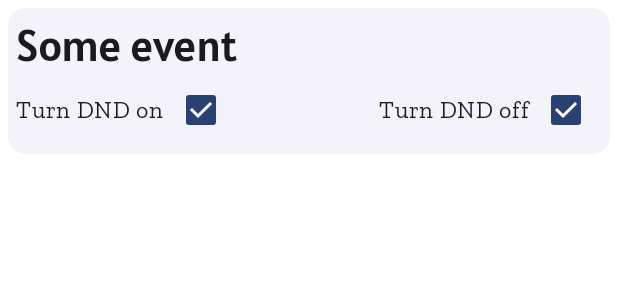
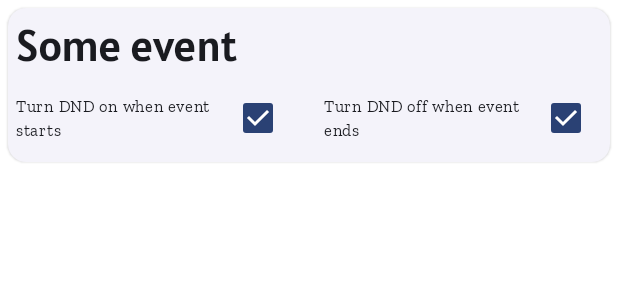
Before and after one commit to EvgenSuit/SilentSync, an Android app built with Jetpack Compose: the @Preview function UpcomingEventComponentPreview, on a phone screen of 412 x 824 dp. Shown: the top 300 px of the screen. Run offline under Robolectric (Android 15) with nearby library versions, the phone set to English and light mode, and no system bars; our stand-ins replace Room's generated code; libraries missing offline, so code that uses them is left out: com.example.compose.

Commit message:
implemented more user-friendly labels for upcoming events dnd toggle

```diff
--- a/feature/dndCalendar/src/main/java/com/suit/feature/dndcalendar/presentation/ui/components/UpcomingEventComponent.kt
+++ b/feature/dndCalendar/src/main/java/com/suit/feature/dndcalendar/presentation/ui/components/UpcomingEventComponent.kt
@@ -3,9 +3,13 @@ package com.suit.feature.dndcalendar.presentation.ui.components
 import androidx.annotation.StringRes
 import androidx.compose.foundation.layout.Arrangement
 import androidx.compose.foundation.layout.Column
+import androidx.compose.foundation.layout.IntrinsicSize
 import androidx.compose.foundation.layout.Row
+import androidx.compose.foundation.layout.Spacer
 import androidx.compose.foundation.layout.fillMaxWidth
 import androidx.compose.foundation.layout.padding
+import androidx.compose.foundation.layout.width
+import androidx.compose.foundation.layout.wrapContentWidth
 import androidx.compose.material3.Checkbox
 import androidx.compose.material3.ElevatedCard
 import androidx.compose.material3.MaterialTheme
@@ -35,6 +39,7 @@ fun UpcomingEventComponent(
             .testTag("UpcomingEventId: ${event.id}")
     ) {
         Column(
+            verticalArrangement = Arrangement.spacedBy(5.dp),
             modifier = Modifier
                 .fillMaxWidth()
                 .padding(5.dp)
@@ -44,18 +49,20 @@ fun UpcomingEventComponent(
 
             Row(
                 verticalAlignment = Alignment.CenterVertically,
-                horizontalArrangement = Arrangement.SpaceBetween,
+                horizontalArrangement = Arrangement.spacedBy(20.dp),
                 modifier = Modifier.fillMaxWidth()
             ) {
                 UpcomingEventCheckbox(
                     stringId = R.string.turn_dnd_on,
                     checked = event.scheduleDndOn,
-                    onClick = { onDndOnClick(event.id, it) }
+                    onClick = { onDndOnClick(event.id, it) },
+                    modifier = Modifier.weight(1f)
                 )
                 UpcomingEventCheckbox(
                     stringId = R.string.turn_dnd_off,
                     checked = event.scheduleDndOff,
                     onClick = { onDndOffClick(event.id, it) },
+                    modifier = Modifier.weight(1f)
                 )
             }
         }
@@ -66,15 +73,21 @@ fun UpcomingEventComponent(
 private fun UpcomingEventCheckbox(
     @StringRes stringId: Int,
     checked: Boolean,
-    onClick: (Boolean) -> Unit
+    onClick: (Boolean) -> Unit,
+    modifier: Modifier
 ) {
     Row(
-        verticalAlignment = Alignment.CenterVertically
+        verticalAlignment = Alignment.CenterVertically,
+        modifier = modifier
     ) {
-        Text(stringResource(stringId))
+        Text(
+            stringResource(stringId),
+            modifier = Modifier.weight(1f),
+            style = MaterialTheme.typography.labelSmall
+        )
         Checkbox(
             checked = checked,
-            onCheckedChange = onClick
+            onCheckedChange = onClick,
         )
     }
 }
--- a/feature/dndCalendar/src/main/res/values/strings.xml
+++ b/feature/dndCalendar/src/main/res/values/strings.xml
@@ -17,6 +17,6 @@
 
     <string name="upcoming_events">Upcoming events</string>
     <string name="nothing_here_yet">Nothing here yet</string>
-    <string name="turn_dnd_on">Turn DND on</string>
-    <string name="turn_dnd_off">Turn DND off</string>
+    <string name="turn_dnd_on">Turn DND on when event starts</string>
+    <string name="turn_dnd_off">Turn DND off when event ends</string>
 </resources>
```
